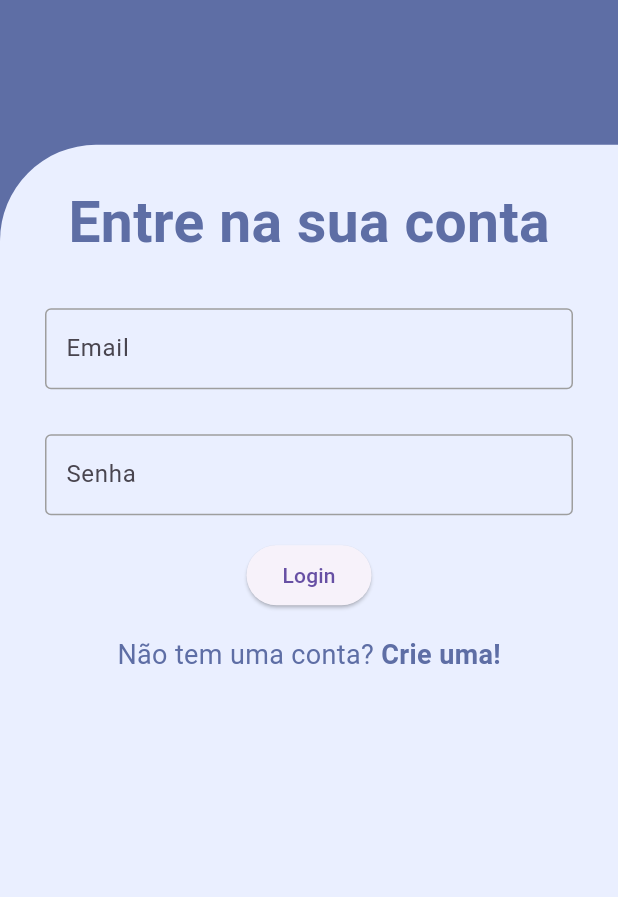
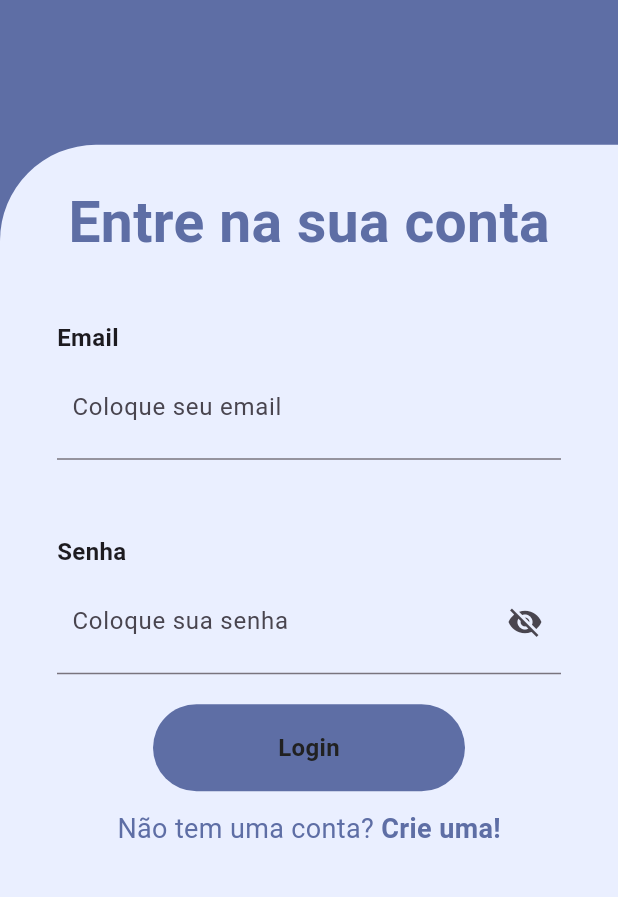
Before and after one commit to Gabs-Devs/LuzMed, a Flutter app: the screen it shows after launch, after a tap on "Entre nela!", on a phone screen of 412 x 824 dp, the part 226-1123 px from its top. Run offline on Flutter 3.47's test engine with Material 3 defaults, Android fonts, the phone set to English and light mode, and no system bars; our stand-ins replace cloud_firestore, firebase_auth, firebase_core, google_nav_bar; accounts and stored records are empty.

Commit message:
SignIn and Login corrections
Corrected some front end on both, made a new input named "nome" and made the homepage show the username of the users

```diff
--- a/lib/views/SignIn.dart
+++ b/lib/views/SignIn.dart
@@ -5,18 +5,25 @@ import 'package:luzmed/views/widgets/inputEmail.dart';
 import 'package:luzmed/views/widgets/inputPswrd.dart';
 import './login.dart';
 import 'package:firebase_auth/firebase_auth.dart';
+import 'package:cloud_firestore/cloud_firestore.dart';
 
 class SignIn extends StatelessWidget {
   final TextEditingController emailController = TextEditingController();
   final TextEditingController passwordController = TextEditingController();
+  final TextEditingController nameController = TextEditingController();
 
   void _registerUser (BuildContext context) async {
     try {
-      UserCredential userCredential =
-          await FirebaseAuth.instance.createUserWithEmailAndPassword(
+      UserCredential userCredential = await FirebaseAuth.instance.createUserWithEmailAndPassword(
         email: emailController.text,
         password: passwordController.text,
       );
+
+      await FirebaseFirestore.instance.collection('users').doc(userCredential.user!.uid).set({
+        'name': nameController.text,
+        'email': emailController.text,
+      });
+
       Navigator.pushReplacement(
         context,
         MaterialPageRoute(builder: (context) => HomePage()),
@@ -64,6 +71,12 @@ class SignIn extends StatelessWidget {
                       ),
                       Column(
                         children: [
+                          InputWidgetEmail(
+                            emailLabelText: "Nome",
+                            emailHintText: "Seu nome de usuario",
+                            controller: nameController,
+                          ),
+                          const SizedBox(height: 30),
                           InputWidgetEmail(
                             emailLabelText: "Email",
                             emailHintText: "Email@example.com",
--- a/lib/views/login.dart
+++ b/lib/views/login.dart
@@ -1,6 +1,8 @@
 import 'package:flutter/material.dart';
 import 'package:firebase_auth/firebase_auth.dart';
-
+import 'package:luzmed/views/widgets/btn.dart';
+import 'package:luzmed/views/widgets/inputEmail.dart';
+import 'package:luzmed/views/widgets/inputPswrd.dart';
 import 'SignIn.dart';
 import 'forget_password.dart';
 import 'home_page.dart';
@@ -9,7 +11,7 @@ class Login extends StatelessWidget {
   final TextEditingController emailController = TextEditingController();
   final TextEditingController passwordController = TextEditingController();
 
-  void _loginUser(BuildContext context) async {
+  void _loginUser (BuildContext context) async {
     try {
       await FirebaseAuth.instance.signInWithEmailAndPassword(
         email: emailController.text,
@@ -67,49 +69,22 @@ class Login extends StatelessWidget {
                             color: Color.fromRGBO(94, 110, 165, 50),
                             fontWeight: FontWeight.bold),
                       ),
-                      SizedBox(height: 30,),
-                      TextField(
+                      const SizedBox(height: 30),
+                      InputWidgetEmail(
                         controller: emailController,
-                        decoration: InputDecoration(
-                              labelText: 'Email',
-                              border: OutlineInputBorder(),
-                              focusedBorder: OutlineInputBorder(
-                                borderSide: BorderSide(
-                                    color: Theme.of(context).primaryColor,
-                                    width: 2.0),
+                        emailLabelText: "Email",
+                        emailHintText: "Coloque seu email",
                       ),
-                              enabledBorder: OutlineInputBorder(
-                                borderSide:
-                                    BorderSide(color: Colors.grey, width: 1.0),
-                              ),
-                              contentPadding: const EdgeInsets.symmetric(
-                                  vertical: 15, horizontal: 10),
-                            ),
-                      ),
-                      SizedBox(height: 30),
-                      TextField(
+                      const SizedBox(height: 30),
+                      InputWidgetPswrd(
                         controller: passwordController,
-                        decoration: InputDecoration(
-                              labelText: 'Senha',
-                              border: OutlineInputBorder(),
-                              focusedBorder: OutlineInputBorder(
-                                borderSide: BorderSide(
-                                    color: Theme.of(context).primaryColor,
-                                    width: 2.0),
-                              ),
-                              enabledBorder: OutlineInputBorder(
-                                borderSide:
-                                    BorderSide(color: Colors.grey, width: 1.0),
-                              ),
-                              contentPadding: const EdgeInsets.symmetric(
-                                  vertical: 15, horizontal: 10),
-                            ),
-                        obscureText: true,
+                        passwordLabelText: "Senha",
+                        passwordHintText: "Coloque sua senha",
                       ),
                       const SizedBox(height: 16.0),
-                      ElevatedButton(
-                        onPressed: () => _loginUser(context),
-                        child: const Text('Login'),
+                      AnimatedButton(
+                        buttonText: 'Login',
+                        onPressed: () => _loginUser (context),
                       ),
                       const SizedBox(height: 16.0),
                       Row(
@@ -140,9 +115,11 @@ class Login extends StatelessWidget {
                         ],
                       )
                     ],
-                  )),
                   ),
-          ))
+                ),
+              ),
+            ),
+          ),
         ],
       ),
     );
--- a/pubspec.yaml
+++ b/pubspec.yaml
@@ -38,6 +38,7 @@ dependencies:
   google_nav_bar:
   firebase_core:
   firebase_auth:
+  cloud_firestore:
 
 dev_dependencies:
   flutter_test:
@@ -48,7 +49,7 @@ dev_dependencies:
   # activated in the `analysis_options.yaml` file located at the root of your
   # package. See that file for information about deactivating specific lint
   # rules and activating additional ones.
-  flutter_lints: ^4.0.0
+  flutter_lints: ^5.0.0
 
 # For information on the generic Dart part of this file, see the
 # following page: https://dart.dev/tools/pub/pubspec
```
Also changed, not shown: lib/views/home_page.dart (+24 -48 lines), lib/views/widgets/inputPswrd.dart (line endings or trailing spaces), pubspec.lock, 4 other files. Lines whose indentation alone changed are shown as unchanged.
